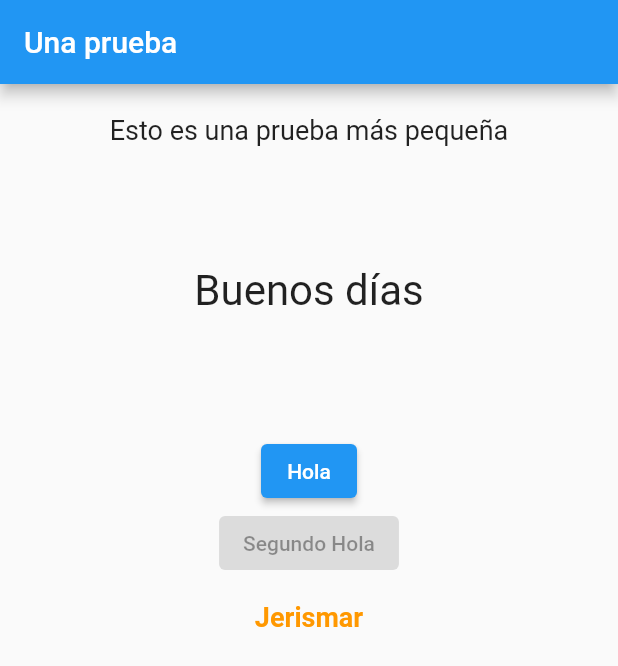
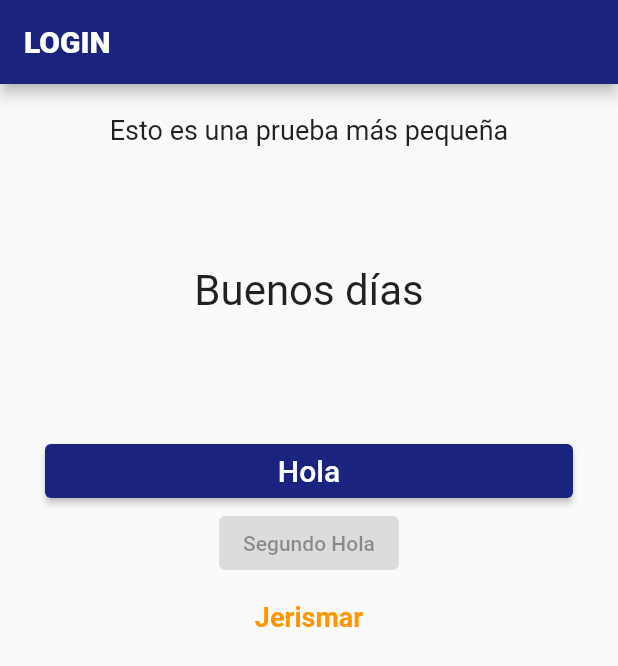
Before and after one commit to cjlozada/first_app, a Flutter app: the screen it shows after launch, on a phone screen of 412 x 824 dp. Shown: the top 666 px of the screen. Run offline on Flutter 3.47's test engine with Material 2 defaults, Android fonts, the phone set to English and light mode, and no system bars.

```diff
--- /dev/null
+++ b/lib/btnsaludo.dart
@@ -0,0 +1,28 @@
+import 'package:flutter/material.dart';
+
+class Boton extends StatelessWidget {
+  //Para llamar a una función desde afuera. El selectHandler es el parámetro.
+  //Debo ponerlo con this. en el constructor.
+  final VoidCallback selectHandler;
+
+  Boton(this.selectHandler);
+
+  @override
+  Widget build(BuildContext context) {
+    return Container(
+      margin: EdgeInsets.fromLTRB(30, 0, 30, 0),
+      width: double.infinity,
+      child: ElevatedButton(
+          style: ButtonStyle(
+            backgroundColor: MaterialStateProperty.all(Colors.indigo.shade900),
+          ),
+          onPressed: selectHandler,
+          child: Text(
+            'Hola',
+            style: TextStyle(
+              fontSize: 20,
+            ),
+          )),
+    );
+  }
+}
--- a/lib/main.dart
+++ b/lib/main.dart
@@ -2,6 +2,7 @@ import 'package:first_app/nombre.dart';
 import 'package:flutter/material.dart';
 import './saludo.dart';
 import './primersaludo.dart';
+import './btnsaludo.dart';
 
 void main() => runApp(MyApp());
 
@@ -38,7 +39,13 @@ class _MyAppState extends State<MyApp> {
     return MaterialApp(
       home: Scaffold(
         appBar: AppBar(
-          title: Text('Una prueba'),
+          backgroundColor: Colors.indigo.shade900,
+          title: Text(
+            'LOGIN',
+            style: TextStyle(
+              fontWeight: FontWeight.w800,
+            ),
+          ),
         ),
         body: Column(
           children: [
@@ -46,10 +53,7 @@ class _MyAppState extends State<MyApp> {
             Saludo(
               saludos[indiceNormal],
             ),
-            ElevatedButton(
-              onPressed: otroTexto,
-              child: Text('Hola'),
-            ),
+            Boton(otroTexto),
             ElevatedButton(
               onPressed: null,
               child: Text('Segundo Hola'),
```
